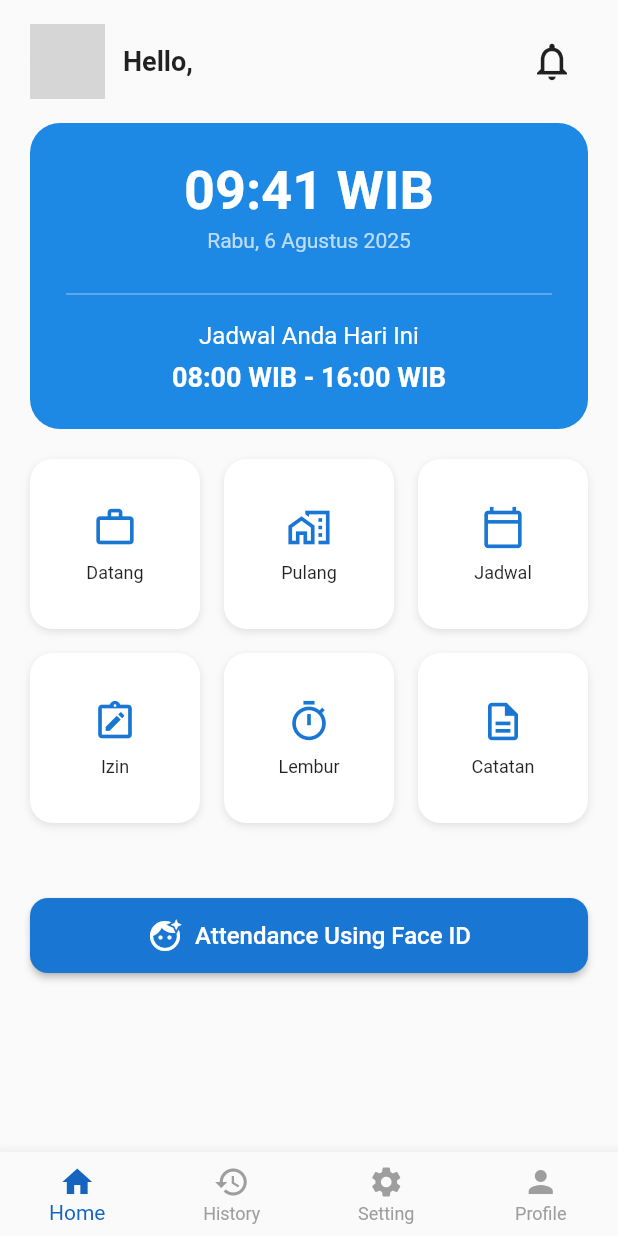
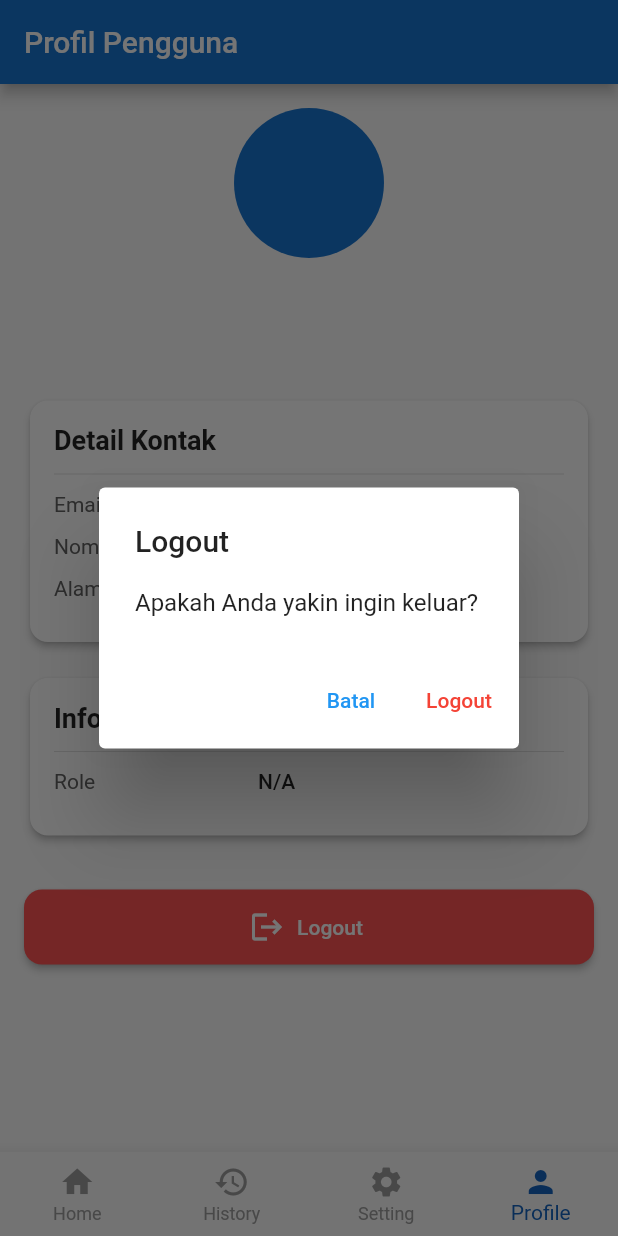
Before and after one commit to farhanmuzakki213/Frontend_Merallin, a Flutter app: the HomeScreen screen opened directly, item 4 of the bottom bar chosen, after a tap on "Logout", on a phone screen of 412 x 824 dp. Run offline on Flutter 3.47's test engine with Material 2 defaults, Android fonts, the phone set to English and light mode, and no system bars; our stand-ins replace flutter_dotenv, geolocator, hive_flutter, image_picker, permission_handler; accounts and stored records are empty; network calls fail; Roboto replaces fonts that are missing (Poppins); grey boxes are pictures that could not be loaded.

Commit message:
fitur navigasi bar

```diff
--- a/lib/homeScreen.dart
+++ b/lib/homeScreen.dart
@@ -1,5 +1,6 @@
 import 'dart:io';
 import 'package:flutter/material.dart';
+import 'package:frontend_merallin/profile_screen.dart';
 import 'package:frontend_merallin/providers/attendance_provider.dart';
 import 'package:frontend_merallin/providers/auth_provider.dart';
 import 'package:frontend_merallin/utils/snackbar_helper.dart';
@@ -18,42 +19,53 @@ class _HomeScreenState extends State<HomeScreen> {
   int _selectedIndex = 0;
   final PermissionService _permissionService = PermissionService();
 
+  static const List<Widget> _widgetOptions = <Widget>[
+    HomeScreenContent(), // Konten utama dipisahkan ke widget sendiri
+    PlaceholderScreen(title: 'Riwayat Absensi'),
+    PlaceholderScreen(title: 'Pengaturan'),
+    ProfileScreen(),
+  ];
   void _onItemTapped(int index) {
-    if (index == 3) {
-      showDialog(
-        context: context,
-        builder: (BuildContext context) {
-          return AlertDialog(
-            title: const Text('Logout'),
-            content: const Text('Apakah Anda yakin ingin keluar?'),
-            actions: <Widget>[
-              TextButton(
-                child: const Text('Batal'),
-                onPressed: () => Navigator.of(context).pop(),
-              ),
-              TextButton(
-                child:
-                    const Text('Logout', style: TextStyle(color: Colors.red)),
-                onPressed: () {
-                  Provider.of<AuthProvider>(context, listen: false).logout();
-                  Navigator.of(context).pop();
-                },
-              ),
-            ],
-          );
-        },
-      );
-    } else {
     setState(() {
       _selectedIndex = index;
     });
   }
+
+  @override
+  Widget build(BuildContext context) {
+    return Scaffold(
+      // --- PERBAIKAN: Body sekarang menampilkan halaman yang dipilih ---
+      body: Center(
+        child: _widgetOptions.elementAt(_selectedIndex),
+      ),
+      bottomNavigationBar: BottomNavigationBar(
+        items: const <BottomNavigationBarItem>[
+          BottomNavigationBarItem(icon: Icon(Icons.home), label: 'Home'),
+          BottomNavigationBarItem(icon: Icon(Icons.history), label: 'History'),
+          BottomNavigationBarItem(icon: Icon(Icons.settings), label: 'Setting'),
+          BottomNavigationBarItem(icon: Icon(Icons.person), label: 'Profile'),
+        ],
+        currentIndex: _selectedIndex,
+        selectedItemColor: Colors.blue[800],
+        unselectedItemColor: Colors.grey,
+        onTap: _onItemTapped,
+        showUnselectedLabels: true,
+        type: BottomNavigationBarType.fixed,
+      ),
+    );
+  }
 }
 
-  Future<void> _startAttendance() async {
-    final bool permissionsGranted = await _permissionService.requestAttendancePermissions();
-    if (!permissionsGranted && mounted) {
-      showErrorSnackBar(context, 'Izin kamera dan lokasi dibutuhkan untuk absensi.');
+class HomeScreenContent extends StatelessWidget {
+  const HomeScreenContent({super.key});
+
+  Future<void> _startAttendance(BuildContext context) async {
+    final PermissionService permissionService = PermissionService();
+    final bool permissionsGranted =
+        await permissionService.requestAttendancePermissions();
+    if (!permissionsGranted && context.mounted) {
+      showErrorSnackBar(
+          context, 'Izin kamera dan lokasi dibutuhkan untuk absensi.');
       return;
     }
 
@@ -75,7 +87,7 @@ class _HomeScreenState extends State<HomeScreen> {
 
     await attendanceProvider.clockIn(File(imageFile.path), authProvider.token!);
 
-    if (mounted) {
+    if (context.mounted) {
       final status = attendanceProvider.status;
       final message = attendanceProvider.message ?? "Terjadi kesalahan";
       if (status == AttendanceStatus.success) {
@@ -94,9 +106,10 @@ class _HomeScreenState extends State<HomeScreen> {
   Widget build(BuildContext context) {
     final attendanceStatus = context.watch<AttendanceProvider>().status;
     final user = context.watch<AuthProvider>().user;
-    final String? userRole = user?.roles.isNotEmpty ?? false ? user!.roles.first : null;
-    return Scaffold(
-      body: SafeArea(
+    final String? userRole =
+        user?.roles.isNotEmpty ?? false ? user!.roles.first : null;
+
+    return SafeArea(
       child: SingleChildScrollView(
         child: Column(
           children: [
@@ -104,24 +117,66 @@ class _HomeScreenState extends State<HomeScreen> {
             _buildTimeCard(),
             _buildMenuGrid(userRole),
             const SizedBox(height: 20),
-              _buildAttendanceButton(attendanceStatus),
+            _buildAttendanceButton(context, attendanceStatus),
           ],
         ),
       ),
+    );
+  }
+
+  Widget _buildMenuGrid(String? role) {
+    if (role == 'driver') {
+      return _buildDriverMenuGrid();
+    }
+    return _buildEmployeeMenuGrid();
+  }
+
+  Widget _buildEmployeeMenuGrid() {
+    return Padding(
+      padding: const EdgeInsets.all(20.0),
+      child: GridView.count(
+        crossAxisCount: 3,
+        shrinkWrap: true,
+        physics: const NeverScrollableScrollPhysics(),
+        crossAxisSpacing: 16,
+        mainAxisSpacing: 16,
+        children: [
+          AnimatedMenuItem(
+              icon: Icons.work_outline, label: 'Datang', onTap: () {}),
+          AnimatedMenuItem(
+              icon: Icons.home_work_outlined, label: 'Pulang', onTap: () {}),
+          AnimatedMenuItem(
+              icon: Icons.calendar_today_outlined,
+              label: 'Jadwal',
+              onTap: () {}),
+          AnimatedMenuItem(
+              icon: Icons.note_alt_outlined, label: 'Izin', onTap: () {}),
+          AnimatedMenuItem(
+              icon: Icons.timer_outlined, label: 'Lembur', onTap: () {}),
+          AnimatedMenuItem(
+              icon: Icons.description_outlined, label: 'Catatan', onTap: () {}),
+        ],
       ),
-      bottomNavigationBar: BottomNavigationBar(
-        items: const <BottomNavigationBarItem>[
-          BottomNavigationBarItem(icon: Icon(Icons.home), label: 'Home'),
-          BottomNavigationBarItem(icon: Icon(Icons.history), label: 'History'),
-          BottomNavigationBarItem(icon: Icon(Icons.settings), label: 'Setting'),
-          BottomNavigationBarItem(icon: Icon(Icons.person), label: 'Profile'),
+    );
+  }
+
+  Widget _buildDriverMenuGrid() {
+    return Padding(
+      padding: const EdgeInsets.all(20.0),
+      child: GridView.count(
+        crossAxisCount: 2,
+        shrinkWrap: true,
+        physics: const NeverScrollableScrollPhysics(),
+        crossAxisSpacing: 16,
+        mainAxisSpacing: 16,
+        children: [
+          AnimatedMenuItem(
+              icon: Icons.local_shipping_outlined,
+              label: 'Mulai Trip',
+              onTap: () {}),
+          AnimatedMenuItem(
+              icon: Icons.flag_outlined, label: 'Selesai Trip', onTap: () {}),
         ],
-        currentIndex: _selectedIndex,
-        selectedItemColor: Colors.blue[800],
-        unselectedItemColor: Colors.grey,
-        onTap: _onItemTapped,
-        showUnselectedLabels: true,
-        type: BottomNavigationBarType.fixed,
       ),
     );
   }
@@ -162,13 +217,13 @@ class _HomeScreenState extends State<HomeScreen> {
         crossAxisAlignment: CrossAxisAlignment.center,
         children: [
           Text(
-            '09:41 WIB',
+            '11:54 WIB',
             style: TextStyle(
                 color: Colors.white, fontSize: 36, fontWeight: FontWeight.bold),
           ),
           SizedBox(height: 4),
           Text(
-            'Rabu, 6 Agustus 2025',
+            'Kamis, 7 Agustus 2025',
             style: TextStyle(color: Colors.white70, fontSize: 14),
           ),
           SizedBox(height: 20),
@@ -189,67 +244,27 @@ class _HomeScreenState extends State<HomeScreen> {
     );
   }
 
-  Widget _buildMenuGrid(String? role) {
-    if (role == 'driver') {
-      return _buildDriverMenuGrid();
-    }
-    return _buildEmployeeMenuGrid();
-  }
-
-  Widget _buildEmployeeMenuGrid() {
-    return Padding(
-      padding: const EdgeInsets.all(20.0),
-      child: GridView.count(
-        crossAxisCount: 3,
-        shrinkWrap: true,
-        physics: const NeverScrollableScrollPhysics(),
-        crossAxisSpacing: 16,
-        mainAxisSpacing: 16,
-        children: [
-          AnimatedMenuItem(icon: Icons.work_outline, label: 'Datang', onTap: () {}),
-          AnimatedMenuItem(icon: Icons.home_work_outlined, label: 'Pulang', onTap: () {}),
-          AnimatedMenuItem(icon: Icons.calendar_today_outlined, label: 'Jadwal', onTap: () {}),
-          AnimatedMenuItem(icon: Icons.note_alt_outlined, label: 'Izin', onTap: () {}),
-          AnimatedMenuItem(icon: Icons.timer_outlined, label: 'Lembur', onTap: () {}),
-          AnimatedMenuItem(icon: Icons.description_outlined, label: 'Catatan', onTap: () {}),
-        ],
-      ),
-    );
-  }
-
-  Widget _buildDriverMenuGrid() {
-    return Padding(
-      padding: const EdgeInsets.all(20.0),
-      child: GridView.count(
-        crossAxisCount: 2, // Hanya 2 item, jadi 2 kolom lebih baik
-        shrinkWrap: true,
-        physics: const NeverScrollableScrollPhysics(),
-        crossAxisSpacing: 16,
-        mainAxisSpacing: 16,
-        children: [
-          AnimatedMenuItem(icon: Icons.local_shipping_outlined, label: 'Mulai Trip', onTap: () {}),
-          AnimatedMenuItem(icon: Icons.flag_outlined, label: 'Selesai Trip', onTap: () {}),
-        ],
-      ),
-    );
-  }
-
-  Widget _buildAttendanceButton(AttendanceStatus attendanceStatus) {
+  Widget _buildAttendanceButton(
+      BuildContext context, AttendanceStatus attendanceStatus) {
     return Padding(
       padding: const EdgeInsets.symmetric(horizontal: 20.0, vertical: 10),
       child: ElevatedButton(
         style: ElevatedButton.styleFrom(
           backgroundColor: Colors.blue[700],
           minimumSize: const Size(double.infinity, 50),
-          shape: RoundedRectangleBorder(borderRadius: BorderRadius.circular(12)),
+          shape:
+              RoundedRectangleBorder(borderRadius: BorderRadius.circular(12)),
           disabledBackgroundColor: Colors.blue[300],
         ),
-        onPressed: attendanceStatus == AttendanceStatus.processing ? null : _startAttendance,
+        onPressed: attendanceStatus == AttendanceStatus.processing
+            ? null
+            : () => _startAttendance(context),
         child: attendanceStatus == AttendanceStatus.processing
             ? const SizedBox(
                 height: 24,
                 width: 24,
-                child: CircularProgressIndicator(color: Colors.white, strokeWidth: 3),
+                child: CircularProgressIndicator(
+                    color: Colors.white, strokeWidth: 3),
               )
             : const Row(
                 mainAxisAlignment: MainAxisAlignment.center,
@@ -259,6 +274,27 @@ class _HomeScreenState extends State<HomeScreen> {
                   Text('Attendance Using Face ID',
                       style: TextStyle(color: Colors.white, fontSize: 16)),
                 ],
+              ),
+      ),
+    );
+  }
+}
+
+class PlaceholderScreen extends StatelessWidget {
+  final String title;
+  const PlaceholderScreen({Key? key, required this.title}) : super(key: key);
+
+  @override
+  Widget build(BuildContext context) {
+    return Scaffold(
+      appBar: AppBar(
+        title: Text(title),
+        backgroundColor: Colors.blue[700],
+      ),
+      body: Center(
+        child: Text(
+          title,
+          style: Theme.of(context).textTheme.headlineMedium,
         ),
       ),
     );
--- a/lib/models/user_model.dart
+++ b/lib/models/user_model.dart
@@ -21,7 +21,14 @@ class User {
   factory User.fromJson(Map<String, dynamic> json) {
     try {
       final rolesData = json['roles'] as List<dynamic>? ?? [];
-      final roleNames = rolesData.map((role) => role['name'] as String).toList();
+      List<String> roleNames;
+      if (rolesData.isNotEmpty && rolesData.first is Map) {
+        // Format dari API: [{"name": "karyawan"}]
+        roleNames = rolesData.map((role) => role['name'] as String).toList();
+      } else {
+        // Format dari Hive: ["karyawan"]
+        roleNames = List<String>.from(rolesData);
+      }
       return User(
         id: json['id'],
         name: json['name'],
--- /dev/null
+++ b/lib/profile_screen.dart
@@ -0,0 +1,150 @@
+import 'package:flutter/material.dart';
+import 'package:frontend_merallin/providers/auth_provider.dart';
+import 'package:provider/provider.dart';
+
+class ProfileScreen extends StatelessWidget {
+  const ProfileScreen({super.key});
+
+  @override
+  Widget build(BuildContext context) {
+    // Ambil data pengguna dari AuthProvider
+    final user = Provider.of<AuthProvider>(context).user;
+
+    // Tampilkan loading jika data user belum ada
+    if (user == null) {
+      return const Scaffold(
+        body: Center(child: CircularProgressIndicator()),
+      );
+    }
+
+    return Scaffold(
+      appBar: AppBar(
+        title: const Text('Profil Pengguna'),
+        backgroundColor: Colors.blue[700],
+        automaticallyImplyLeading: false, // Sembunyikan tombol kembali
+      ),
+      body: ListView(
+        padding: const EdgeInsets.all(16.0),
+        children: [
+          _buildProfileHeader(user.name, user.email),
+          const SizedBox(height: 24),
+          _buildInfoCard(
+            title: 'Detail Kontak',
+            items: {
+              'Email': user.email,
+              'Nomor Telepon': user.phoneNumber,
+              'Alamat': user.address,
+            },
+          ),
+          const SizedBox(height: 16),
+          _buildInfoCard(
+            title: 'Informasi Akun',
+            items: {
+              'Role': user.roles.isNotEmpty ? user.roles.first.toUpperCase() : 'N/A',
+            },
+          ),
+          const SizedBox(height: 32),
+          ElevatedButton.icon(
+            icon: const Icon(Icons.logout, color: Colors.white),
+            label: const Text('Logout', style: TextStyle(color: Colors.white)),
+            onPressed: () {
+              // Tampilkan dialog konfirmasi sebelum logout
+              showDialog(
+                context: context,
+                builder: (BuildContext context) {
+                  return AlertDialog(
+                    title: const Text('Logout'),
+                    content: const Text('Apakah Anda yakin ingin keluar?'),
+                    actions: <Widget>[
+                      TextButton(
+                        child: const Text('Batal'),
+                        onPressed: () => Navigator.of(context).pop(),
+                      ),
+                      TextButton(
+                        child: const Text('Logout', style: TextStyle(color: Colors.red)),
+                        onPressed: () {
+                          Provider.of<AuthProvider>(context, listen: false).logout();
+                          Navigator.of(context).pop(); // Tutup dialog
+                        },
+                      ),
+                    ],
+                  );
+                },
+              );
+            },
+            style: ElevatedButton.styleFrom(
+              backgroundColor: Colors.redAccent,
+              minimumSize: const Size(double.infinity, 50),
+              shape: RoundedRectangleBorder(
+                borderRadius: BorderRadius.circular(12),
+              ),
+            ),
+          )
+        ],
+      ),
+    );
+  }
+
+  Widget _buildProfileHeader(String name, String email) {
+    return Column(
+      children: [
+        const CircleAvatar(
+          radius: 50,
+          backgroundImage: NetworkImage('https://i.pravatar.cc/150?img=56'),
+        ),
+        const SizedBox(height: 16),
+        Text(
+          name,
+          style: const TextStyle(fontSize: 24, fontWeight: FontWeight.bold),
+        ),
+        const SizedBox(height: 4),
+        Text(
+          email,
+          style: TextStyle(fontSize: 16, color: Colors.grey.shade600),
+        ),
+      ],
+    );
+  }
+
+  Widget _buildInfoCard({required String title, required Map<String, String> items}) {
+    return Card(
+      elevation: 2,
+      shape: RoundedRectangleBorder(borderRadius: BorderRadius.circular(12)),
+      child: Padding(
+        padding: const EdgeInsets.all(16.0),
+        child: Column(
+          crossAxisAlignment: CrossAxisAlignment.start,
+          children: [
+            Text(
+              title,
+              style: const TextStyle(fontSize: 18, fontWeight: FontWeight.bold),
+            ),
+            const Divider(height: 24),
+            ...items.entries.map((entry) => Padding(
+              padding: const EdgeInsets.only(bottom: 12.0),
+              child: Row(
+                crossAxisAlignment: CrossAxisAlignment.start,
+                children: [
+                  Expanded(
+                    flex: 2,
+                    child: Text(
+                      entry.key,
+                      style: TextStyle(color: Colors.grey.shade700),
+                    ),
+                  ),
+                  Expanded(
+                    flex: 3,
+                    child: Text(
+                      entry.value,
+                      style: const TextStyle(fontWeight: FontWeight.w500),
+                    ),
+                  ),
+                ],
+              ),
+            )).toList(),
+          ],
+        ),
+      ),
+    );
+  }
+}
--- a/lib/providers/auth_provider.dart
+++ b/lib/providers/auth_provider.dart
@@ -1,5 +1,4 @@
 import 'dart:convert';
-import 'dart:io';
 import 'package:flutter/material.dart';
 import 'package:hive_flutter/hive_flutter.dart';
 import '../models/user_model.dart';
```
Lines whose indentation alone changed are shown as unchanged.
